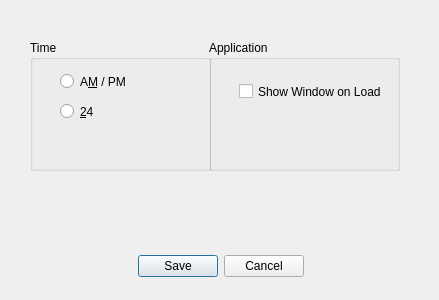
Above: settingdialog.ui from CountMurphy/QTalarm before the change. Below: the same form after it.
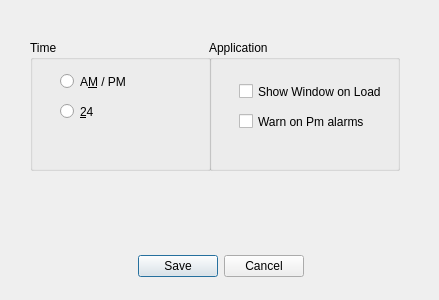
That is the form after the change.

Commit message: Added option to make warn on pm configurable

```diff
--- a/settingdialog.ui
+++ b/settingdialog.ui
@@ -96,6 +96,19 @@
      <string>Show Window on Load</string>
     </property>
    </widget>
+   <widget class="QCheckBox" name="WarnBox">
+    <property name="geometry">
+     <rect>
+      <x>30</x>
+      <y>70</y>
+      <width>141</width>
+      <height>23</height>
+     </rect>
+    </property>
+    <property name="text">
+     <string>Warn on Pm alarms</string>
+    </property>
+   </widget>
   </widget>
  </widget>
  <resources/>
```
The commit also changes 6 other files.
